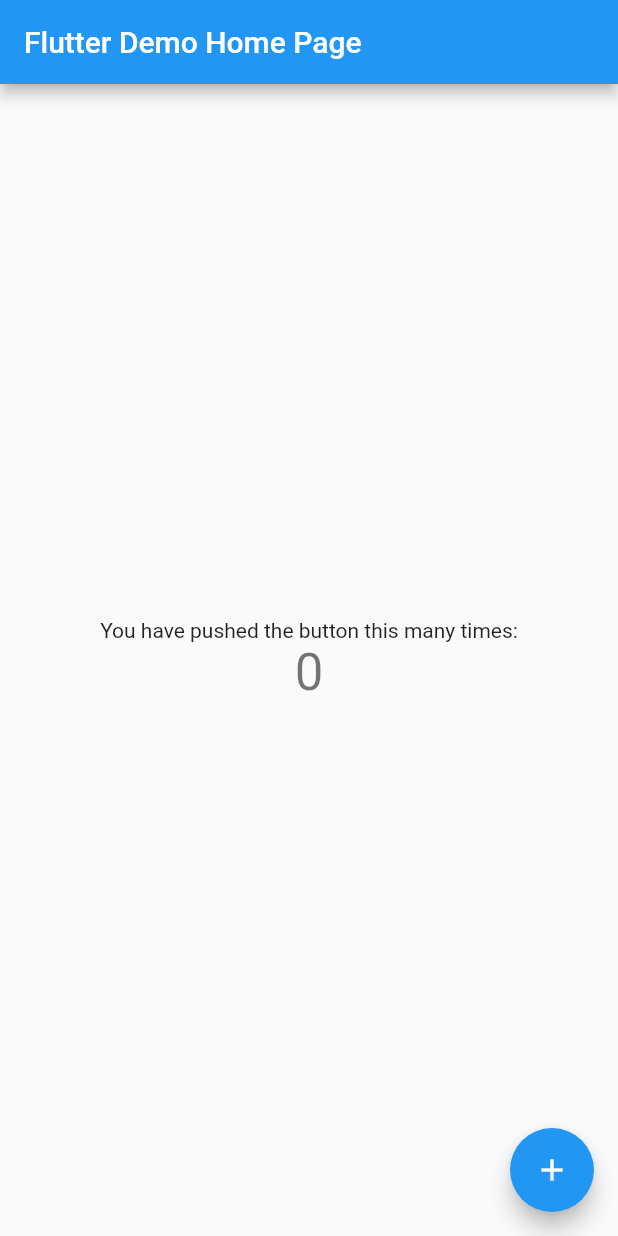
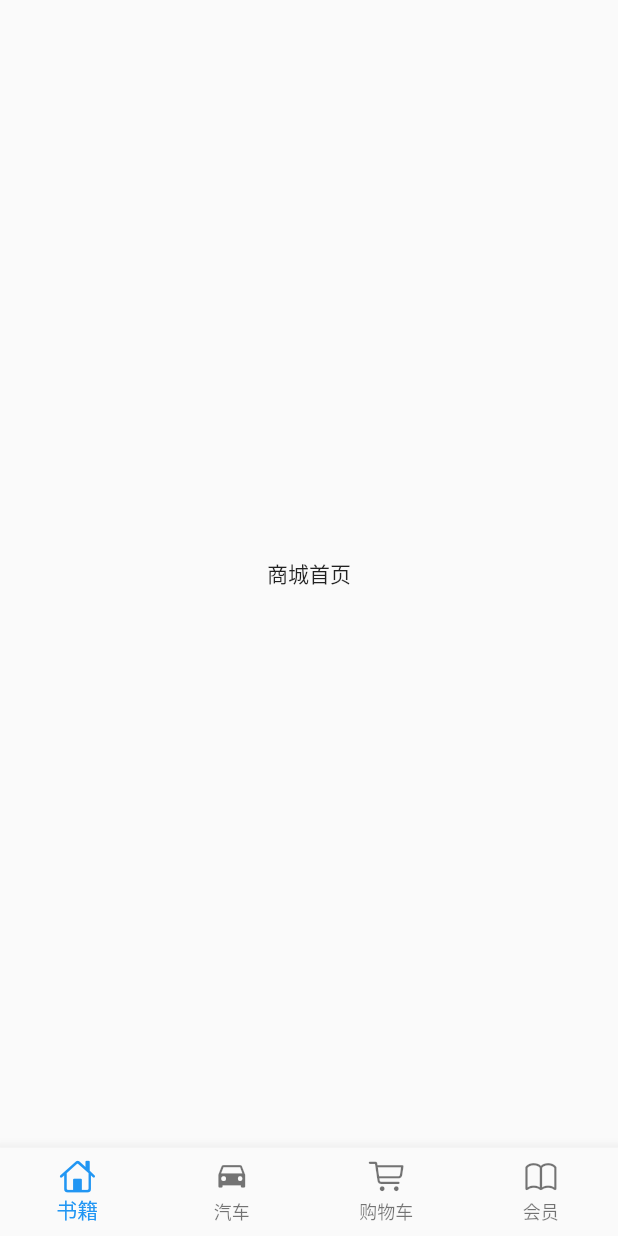
Before and after one commit to 1136346879/flutter_shop, a Flutter app: the screen it shows after launch, on a phone screen of 412 x 824 dp. Run offline on Flutter 3.47's test engine with Material 2 defaults, Android fonts, the phone set to English and light mode, and no system bars.

Commit message:
app的UI框架搭建

```diff
--- a/lib/main.dart
+++ b/lib/main.dart
@@ -1,63 +1,21 @@
 import 'package:flutter/material.dart';
+import './pages/index_page.dart';
 
-void main() => runApp(MyApp());
+void main() {runApp(MyApp());}
+//void main() => runApp(MyApp());
 
 class MyApp extends StatelessWidget {
   @override
   Widget build(BuildContext context) {
-    return MaterialApp(
-      title: 'Flutter Demo',
-      theme: ThemeData(
-        primarySwatch: Colors.blue,
+    return Container(
+      child: MaterialApp(
+        title: "二元店+",
+        debugShowCheckedModeBanner: false,
+        theme:ThemeData(
+          primaryColor:Colors.pink
+        ),
+          home:IndexPage()
       ),
-      home: MyHomePage(title: 'Flutter Demo Home Page'),
     );
   }
 }
-
-class MyHomePage extends StatefulWidget {
-  MyHomePage({Key key, this.title}) : super(key: key);
-
-  final String title;
-
-  @override
-  _MyHomePageState createState() => _MyHomePageState();
-}
-
-class _MyHomePageState extends State<MyHomePage> {
-  int _counter = 0;
-
-  void _incrementCounter() {
-    setState(() {
-      _counter++;
-    });
-  }
-
-  @override
-  Widget build(BuildContext context) {
-    return Scaffold(
-      appBar: AppBar(
-        title: Text(widget.title),
-      ),
-      body: Center(
-        child: Column(
-          mainAxisAlignment: MainAxisAlignment.center,
-          children: <Widget>[
-            Text(
-              'You have pushed the button this many times:',
-            ),
-            Text(
-              '$_counter',
-              style: Theme.of(context).textTheme.display1,
-            ),
-          ],
-        ),
-      ),
-      floatingActionButton: FloatingActionButton(
-        onPressed: _incrementCounter,
-        tooltip: 'Increment',
-        child: Icon(Icons.add),
-      ), // This trailing comma makes auto-formatting nicer for build methods.
-    );
-  }
-}
--- /dev/null
+++ b/lib/pages/cart_page.dart
@@ -0,0 +1,10 @@
+import 'package:flutter/material.dart';
+
+class CartPage extends StatelessWidget {
+  @override
+  Widget build(BuildContext context) {
+    return Scaffold(
+      body: Center(child:Text("购物车")),
+    );
+  }
+}
--- /dev/null
+++ b/lib/pages/category_page.dart
@@ -0,0 +1,10 @@
+import 'package:flutter/material.dart';
+
+class CategoryPage extends StatelessWidget {
+  @override
+  Widget build(BuildContext context) {
+    return Scaffold(
+      body: Center(child:Text("商品分类")),
+    );
+  }
+}
--- /dev/null
+++ b/lib/pages/home_page.dart
@@ -0,0 +1,10 @@
+import 'package:flutter/material.dart';
+
+class HomePage extends StatelessWidget {
+  @override
+  Widget build(BuildContext context) {
+    return Scaffold(
+      body: Center(child:Text("商城首页")),
+    );
+  }
+}
--- /dev/null
+++ b/lib/pages/index_page.dart
@@ -0,0 +1,49 @@
+import 'package:flutter/cupertino.dart';
+import 'package:flutter/material.dart';
+import 'home_page.dart';
+import 'category_page.dart';
+import 'cart_page.dart';
+import 'member_page.dart';
+
+class IndexPage extends StatefulWidget {//动态切换页面 用 StatefulWidget
+  @override
+  _IndexPageState createState() => _IndexPageState();
+}
+
+class _IndexPageState extends State<IndexPage> {
+  final List<BottomNavigationBarItem> bottomTabs = [
+    BottomNavigationBarItem(icon: Icon(CupertinoIcons.home), title: Text("书籍")),
+    BottomNavigationBarItem(icon: Icon(CupertinoIcons.car), title: Text("汽车")),
+    BottomNavigationBarItem(icon: Icon(CupertinoIcons.shopping_cart), title: Text("购物车")),
+    BottomNavigationBarItem(icon: Icon(CupertinoIcons.book), title: Text("会员")),
+  ];
+
+  final List pageList = [HomePage(), CategoryPage(), CartPage(), MemberPage()];
+
+  int currentIndex = 0;
+  var currentPage;
+  @override
+  void initState() {
+    currentPage = pageList[currentIndex];
+    super.initState();
+  }
+
+  @override
+  Widget build(BuildContext context) {
+    return Scaffold(
+      backgroundColor: Color.fromRGBO(245, 245, 245, 1.0),//北京
+      bottomNavigationBar: BottomNavigationBar(
+        type: BottomNavigationBarType.fixed,//类型
+        items: bottomTabs,//底部tab
+        currentIndex: currentIndex,//当前 index
+        onTap: (index) {//点击后调用 setState 方法  然后会重新绘制页面
+          setState(() {
+            currentIndex = index;//点击的tab
+            currentPage = pageList[currentIndex];//当前页面
+          });
+        },
+      ),
+      body: currentPage,//主体显示的是当前的页面
+    );
+  }
+}
--- /dev/null
+++ b/lib/pages/member_page.dart
@@ -0,0 +1,10 @@
+import 'package:flutter/material.dart';
+
+class MemberPage extends StatelessWidget {//动态切换页面 用 StatefulWidget
+  @override
+  Widget build(BuildContext context) {
+    return Scaffold(
+      body: Center(child:Text("商城会员")),
+    );
+  }
+}
```
Also changed, not shown: 3 other files.
